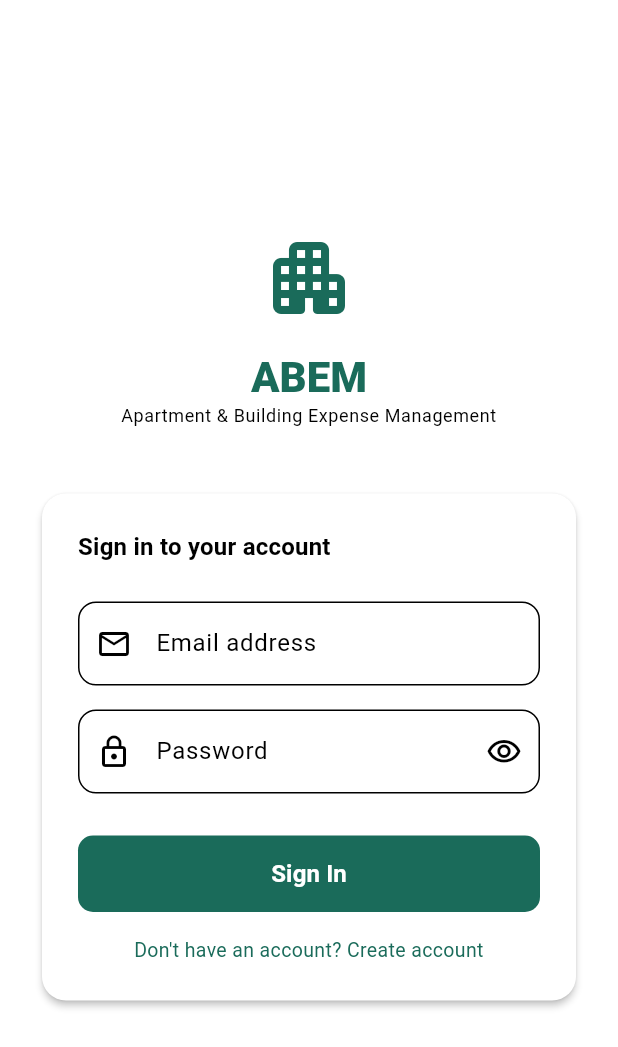
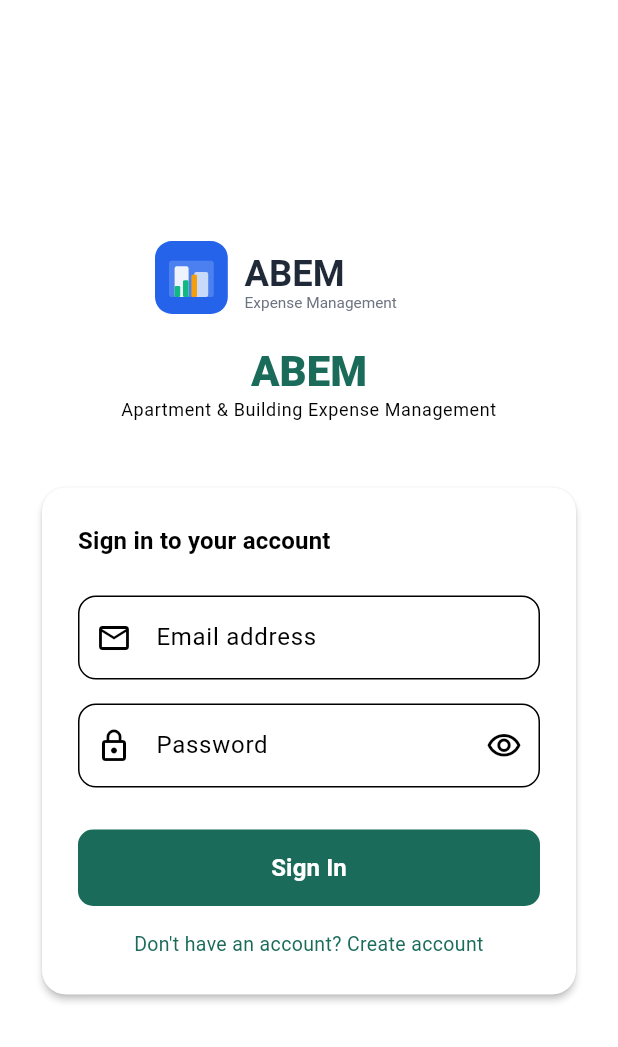
Before and after one commit to Shehab-Magdy/ABEM, a Flutter app: the screen it shows after launch, on a phone screen of 412 x 824 dp. Shown: the top 1047 px of the screen. Run offline on Flutter 3.47's test engine with Material 3 defaults, Android fonts, the phone set to English and light mode, and no system bars; our stand-ins replace cached_network_image, dio, equatable, firebase_core, flutter_bloc, flutter_secure_storage and 8 more; accounts and stored records are empty.

Commit message:
feat(flutter): add branded assets from abem-assets + update splash & login
Assets copied from abem-assets/:
- splash/splash.svg (abem-mobile-splash-430x932.svg)
- abem-app-icon-1024.svg, abem-logo-dark.svg, abem-logo-light.svg
- abem-dashboard-header.svg, abem-empty-states.svg
- abem-expense-category-icons.svg, abem-payment-notification-icons.svg
- abem-hero-banner.svg, abem-login-background.svg

Code changes:
- SplashScreen: now renders full branded SVG via flutter_svg instead
  of placeholder Icon widget
- LoginScreen: logo replaced with SvgPicture.asset (dark/light aware)
- Added flutter_svg dependency to pubspec.yaml
- Registered assets/splash/ in pubspec flutter.assets

Co-Authored-By: Claude Opus 4.6 (1M context) <noreply@anthropic.com>

```diff
--- a/mobile/lib/features/auth/screens/login_screen.dart
+++ b/mobile/lib/features/auth/screens/login_screen.dart
@@ -1,5 +1,6 @@
 import 'package:flutter/material.dart';
 import 'package:flutter_bloc/flutter_bloc.dart';
+import 'package:flutter_svg/flutter_svg.dart';
 import 'package:go_router/go_router.dart';
 
 import '../bloc/auth_bloc.dart';
@@ -83,8 +84,12 @@ class _LoginScreenState extends State<LoginScreen> with WidgetsBindingObserver {
                     crossAxisAlignment: CrossAxisAlignment.stretch,
                     children: [
                       // ── Logo ────────────────────────────────────────────
-                      Icon(Icons.apartment_rounded,
-                          size: 64, color: colorScheme.primary),
+                      SvgPicture.asset(
+                        Theme.of(context).brightness == Brightness.dark
+                            ? 'assets/images/abem-logo-dark.svg'
+                            : 'assets/images/abem-logo-light.svg',
+                        height: 56,
+                      ),
                       const SizedBox(height: 16),
                       Text(
                         'ABEM',
--- a/mobile/pubspec.yaml
+++ b/mobile/pubspec.yaml
@@ -60,6 +60,7 @@ dependencies:
 
   # UI
   fl_chart: ^0.69.0
+  flutter_svg: any
   google_fonts: ^6.2.1
   google_mobile_ads: ^4.0.0
   flutter_pdfview: ^1.3.2
@@ -109,4 +110,5 @@ flutter:
   uses-material-design: true
   assets:
     - assets/images/
+    - assets/splash/
     - assets/fonts/
```
Also changed, not shown: mobile/lib/features/auth/screens/splash_screen.dart (+7 -44 lines), mobile/assets/images/abem-app-icon-1024.svg (added), mobile/assets/images/abem-dashboard-header.svg (added), mobile/assets/images/abem-hero-banner.svg (added), mobile/assets/images/abem-login-background.svg (added), mobile/assets/splash/splash.svg (added).
